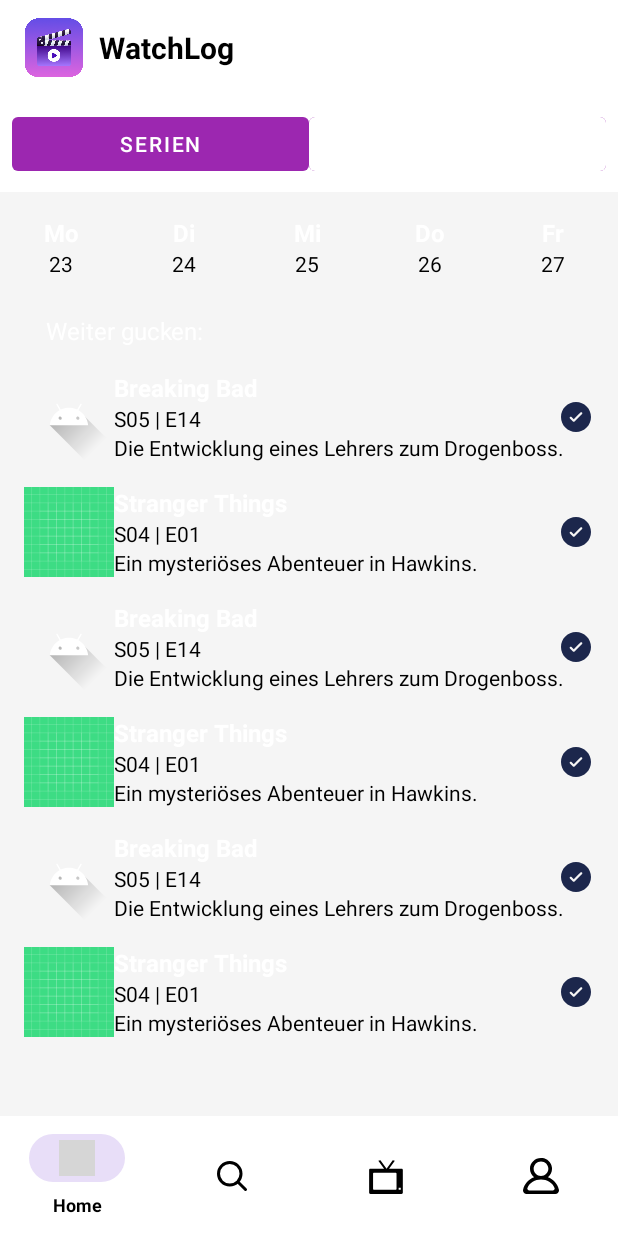
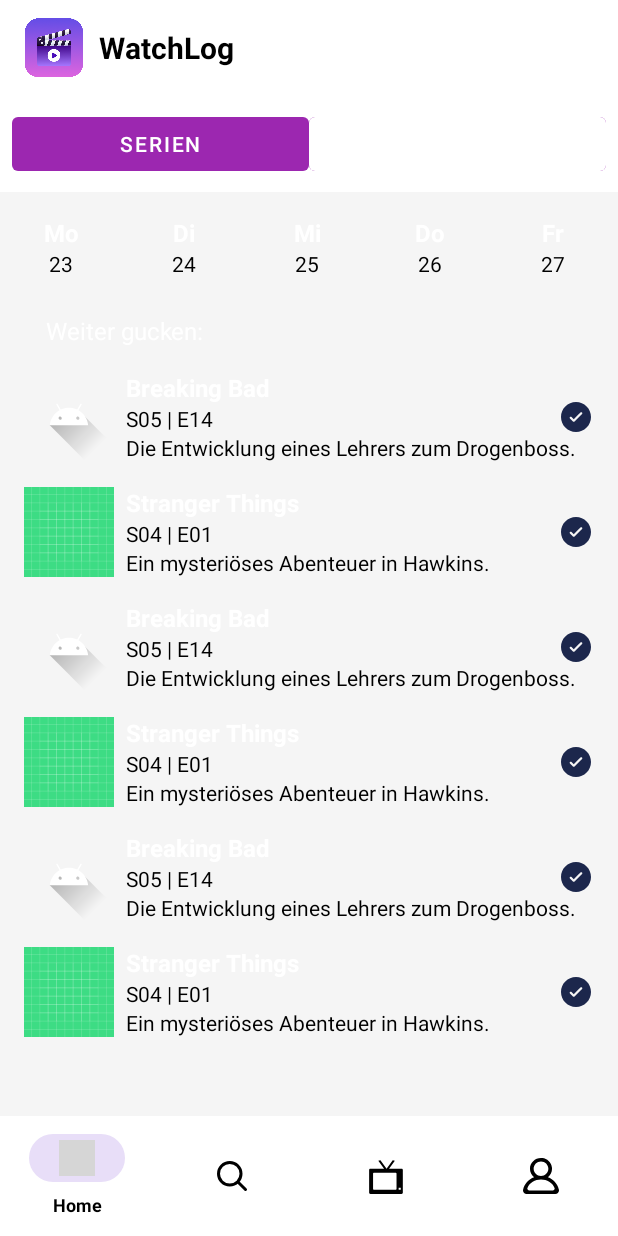
Before and after one commit to NimaWoods/WatchLog, an Android app: the screen it shows after launch (MainActivity), on a phone screen of 412 x 824 dp. Run offline under Robolectric (Android 15) with nearby library versions, the phone set to English and light mode, and no system bars; our stand-ins replace navigation-ui; grey boxes are pictures that could not be loaded.

Commit message:
changed watchlist styling

```diff
--- a/app/src/main/res/layout/item_watchlist.xml
+++ b/app/src/main/res/layout/item_watchlist.xml
@@ -20,10 +20,10 @@
         android:id="@+id/title"
         android:layout_width="0dp"
         android:layout_height="wrap_content"
+        android:layout_marginStart="8dp"
         app:layout_constraintStart_toEndOf="@id/image"
         app:layout_constraintTop_toTopOf="parent"
         app:layout_constraintEnd_toEndOf="parent"
-        android:text="Title"
         android:textColor="@color/white"
         android:textSize="16sp"
         android:textStyle="bold" />
@@ -32,10 +32,10 @@
         android:id="@+id/episode"
         android:layout_width="0dp"
         android:layout_height="wrap_content"
+        android:layout_marginStart="8dp"
         app:layout_constraintStart_toEndOf="@id/image"
         app:layout_constraintTop_toBottomOf="@id/title"
         app:layout_constraintEnd_toEndOf="parent"
-        android:text="S01 | E01"
         android:textColor="@color/text_front"
         android:textSize="14sp" />
 
@@ -43,10 +43,10 @@
         android:id="@+id/description"
         android:layout_width="0dp"
         android:layout_height="wrap_content"
+        android:layout_marginStart="8dp"
         app:layout_constraintStart_toEndOf="@id/image"
         app:layout_constraintTop_toBottomOf="@id/episode"
         app:layout_constraintEnd_toEndOf="parent"
-        android:text="Short description of the episode or series."
         android:textColor="@color/text_front"
         android:textSize="14sp" />
 
```
